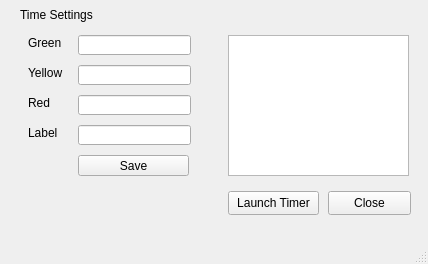
emilopez/Conference-Chronometer, file ui/nico.ui: the form before one commit.
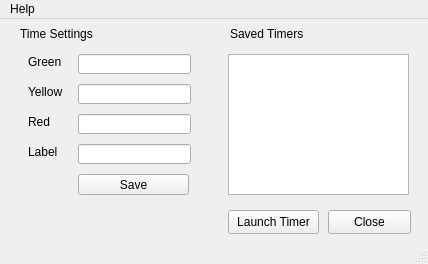
The form after the commit.

Commit message: agrego labels

Patch:
```diff
--- a/ui/nico.ui
+++ b/ui/nico.ui
@@ -168,6 +168,19 @@
      <string>Time Settings</string>
     </property>
    </widget>
+   <widget class="QLabel" name="label_6">
+    <property name="geometry">
+     <rect>
+      <x>230</x>
+      <y>7</y>
+      <width>101</width>
+      <height>16</height>
+     </rect>
+    </property>
+    <property name="text">
+     <string>Saved Timers</string>
+    </property>
+   </widget>
   </widget>
   <widget class="QMenuBar" name="menubar">
    <property name="geometry">
@@ -178,6 +191,15 @@
      <height>19</height>
     </rect>
    </property>
+   <widget class="QMenu" name="menuAbout">
+    <property name="title">
+     <string>Help</string>
+    </property>
+    <addaction name="separator"/>
+    <addaction name="actionHelp"/>
+    <addaction name="actionAbout"/>
+   </widget>
+   <addaction name="menuAbout"/>
   </widget>
   <widget class="QStatusBar" name="statusbar"/>
  </widget>
```
Left out of the diff: 10 changed lines with no effect on the pictures. The commit also changes 1 other file.
